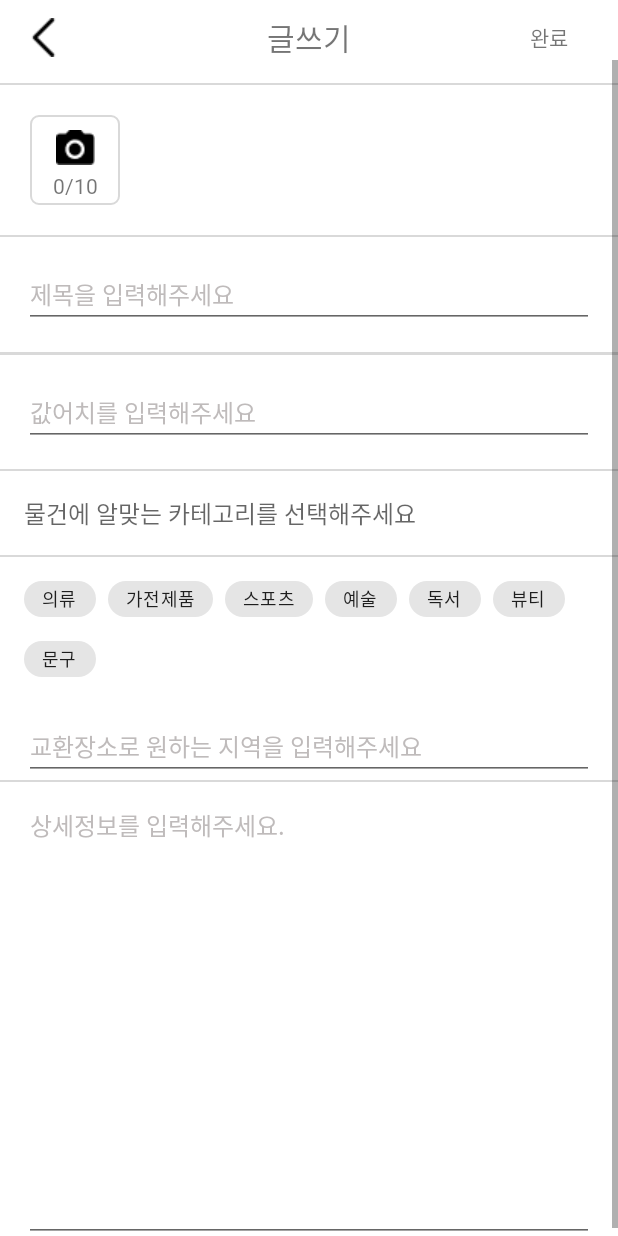
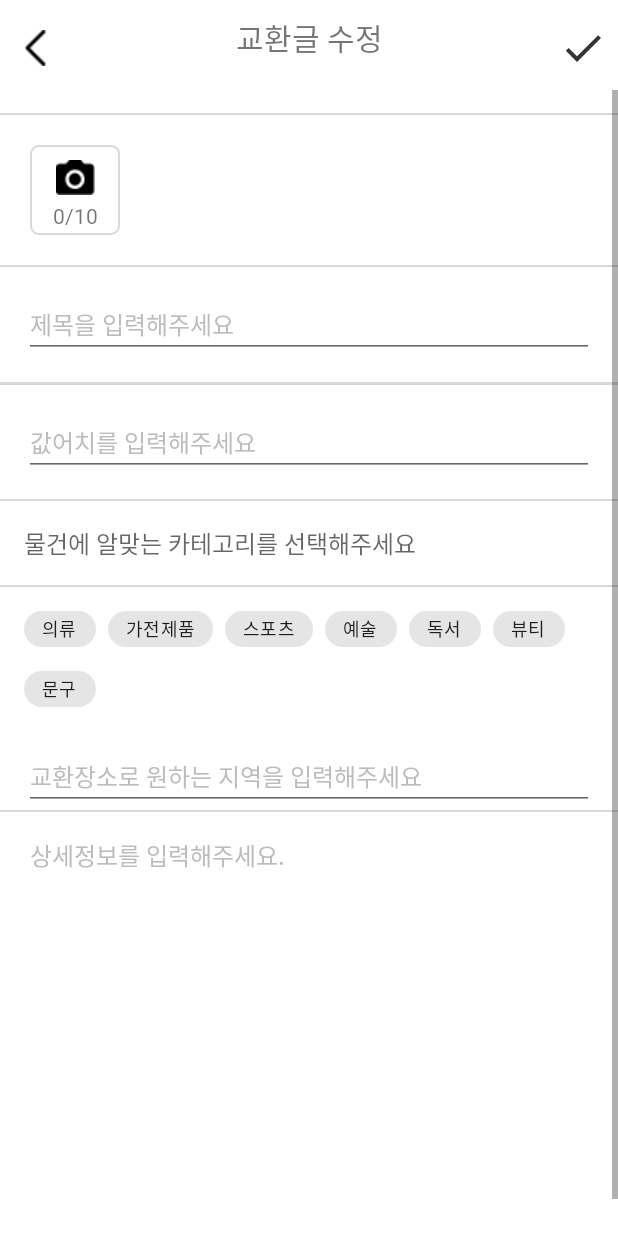
Before and after one commit to nbclastprojec/ShareDream, an Android app: the fragment PostEditFragment placed in its activity, on a phone screen of 412 x 824 dp. Run offline under Robolectric (Android 15) with nearby library versions, the phone set to English and light mode, and no system bars; our stand-ins replace Firebase (no records; nobody signed in at launch, a user with empty details on screens opened directly).

```diff
--- a/app/src/main/java/com/dreamteam/sharedream/home/Edit/EditFragment.kt
+++ b/app/src/main/java/com/dreamteam/sharedream/home/Edit/EditFragment.kt
@@ -187,6 +187,7 @@
                 storage.reference.child("post").child("${time}_$i").putFile(uri)
                     .addOnSuccessListener {
                         // 추후에 필요한 기능 추가
+                        Log.d("xxxx", "imageUpload: ${uri}")
                     }
                     .addOnFailureListener {
                         Log.d("xxxx", " Edit Frag imageUpload Failure : $it ")
--- a/app/src/main/java/com/dreamteam/sharedream/view/PostDetailFragment.kt
+++ b/app/src/main/java/com/dreamteam/sharedream/view/PostDetailFragment.kt
@@ -93,7 +93,7 @@
         binding.detailBtnEditPost.setOnClickListener {
             myPostFeedViewModel.currentPostToEditPage.postValue(currentPostInfo[0])
 //            myPostFeedViewModel.downloadEditPostDefault(currentPostInfo[0].timestamp)
-            parentFragmentManager.beginTransaction().replace(R.id.frag_edit,PostEditFragment()).addToBackStack(null).commit()
+            requireActivity().supportFragmentManager.beginTransaction().replace(R.id.frag_edit,PostEditFragment()).addToBackStack(null).commit()
 
         }
 
--- /dev/null
+++ b/app/src/main/res/drawable/ic_toolbar_btn_comlete_nborder.xml
@@ -0,0 +1,5 @@
+<vector android:height="72dp" android:tint="#343434"
+    android:viewportHeight="24" android:viewportWidth="24"
+    android:width="72dp" xmlns:android="http://schemas.android.com/apk/res/android">
+    <path android:fillColor="@android:color/white" android:pathData="M9,16.17L4.83,12l-1.42,1.41L9,19 21,7l-1.41,-1.41z"/>
+</vector>
--- /dev/null
+++ b/app/src/main/res/drawable/ic_toolbar_btn_complete.xml
@@ -0,0 +1,5 @@
+<vector android:height="24dp" android:tint="#343434"
+    android:viewportHeight="24" android:viewportWidth="24"
+    android:width="24dp" xmlns:android="http://schemas.android.com/apk/res/android">
+    <path android:fillColor="@android:color/white" android:pathData="M16.59,7.58L10,14.17l-3.59,-3.58L5,12l5,5 8,-8zM12,2C6.48,2 2,6.48 2,12s4.48,10 10,10 10,-4.48 10,-10S17.52,2 12,2zM12,20c-4.42,0 -8,-3.58 -8,-8s3.58,-8 8,-8 8,3.58 8,8 -3.58,8 -8,8z"/>
+</vector>
--- a/app/src/main/res/layout/fragment_post_edit.xml
+++ b/app/src/main/res/layout/fragment_post_edit.xml
@@ -6,58 +6,70 @@
     xmlns:app="http://schemas.android.com/apk/res-auto"
     xmlns:tools="http://schemas.android.com/tools"
     android:background="@color/white"
-    android:clickable="true"
+
     >
 
     <FrameLayout
         android:layout_width="match_parent"
-        android:layout_height="match_parent">
+        android:layout_height="match_parent"
+        app:layout_constraintBottom_toBottomOf="parent"
+        app:layout_constraintEnd_toEndOf="parent"
+        app:layout_constraintStart_toStartOf="parent"
+        app:layout_constraintTop_toTopOf="parent">
 
         <androidx.constraintlayout.widget.ConstraintLayout
             android:layout_width="match_parent"
             android:layout_height="match_parent">
+
             <TextView
-                android:id="@+id/textView12"
+                android:id="@+id/top_massage"
                 android:layout_width="wrap_content"
                 android:layout_height="wrap_content"
                 android:layout_marginTop="10dp"
-                android:text="글쓰기"
+                android:text="교환글 수정"
                 android:textSize="20dp"
                 app:layout_constraintEnd_toEndOf="parent"
                 app:layout_constraintStart_toStartOf="parent"
                 app:layout_constraintTop_toTopOf="parent" />
 
-            <TextView
-                android:id="@+id/btn_complete1"
-                android:layout_width="60dp"
+            <ImageView
+                android:id="@+id/btn_back"
+                android:layout_width="0dp"
                 android:layout_height="0dp"
-                android:layout_marginEnd="16dp"
-                android:text="완료"
-                android:gravity="center"
-                android:clickable="true"
-                app:layout_constraintBottom_toBottomOf="@+id/textView12"
-                app:layout_constraintEnd_toEndOf="parent"
-                app:layout_constraintTop_toTopOf="@+id/textView12" />
+                android:layout_marginEnd="110dp"
+                android:paddingTop="20dp"
+                android:paddingBottom="16dp"
+                android:src="@drawable/clamp"
+                app:layout_constraintBottom_toTopOf="@+id/scrollView4"
+                app:layout_constraintEnd_toStartOf="@+id/top_massage"
+                app:layout_constraintStart_toStartOf="parent"
+                app:layout_constraintTop_toTopOf="parent" />
 
             <ImageView
-                android:id="@+id/edit_btn_back"
-                android:layout_width="wrap_content"
-                android:layout_height="wrap_content"
-                android:layout_marginStart="16dp"
-                android:src="@drawable/clamp"
-                app:layout_constraintBottom_toBottomOf="@+id/textView12"
-                app:layout_constraintStart_toStartOf="parent"
-                app:layout_constraintTop_toTopOf="@+id/textView12" />
+                android:id="@+id/btn_complete"
+                android:layout_width="0dp"
+                android:layout_height="0dp"
+                android:layout_marginStart="110dp"
+                android:paddingBottom="12dp"
+                android:paddingTop="16dp"
+                android:text="TextView"
+                app:layout_constraintBottom_toTopOf="@+id/scrollView4"
+                app:layout_constraintEnd_toEndOf="parent"
+                app:layout_constraintStart_toEndOf="@+id/top_massage"
+                app:layout_constraintTop_toTopOf="parent"
+                android:src="@drawable/ic_toolbar_btn_comlete_nborder"
+                />
 
 
             <ScrollView
                 android:id="@+id/scrollView4"
                 android:layout_width="0dp"
                 android:layout_height="0dp"
+                android:layout_marginTop="60dp"
                 app:layout_constraintBottom_toBottomOf="parent"
                 app:layout_constraintEnd_toEndOf="parent"
                 app:layout_constraintStart_toStartOf="parent"
-                app:layout_constraintTop_toBottomOf="@+id/textView12">
+                app:layout_constraintTop_toTopOf="parent">
 
                 <androidx.constraintlayout.widget.ConstraintLayout
                     android:layout_width="match_parent"
@@ -326,6 +338,7 @@
 
                 </androidx.constraintlayout.widget.ConstraintLayout>
             </ScrollView>
+
         </androidx.constraintlayout.widget.ConstraintLayout>
     </FrameLayout>
 
```
Also changed, not shown: app/src/main/java/com/dreamteam/sharedream/view/PostEditFragment.kt (+34 -16 lines), app/src/main/java/com/dreamteam/sharedream/viewmodel/MyPostFeedViewModel.kt (+46 -17 lines), app/src/main/res/layout/activity_edit.xml (+6 -6 lines).
